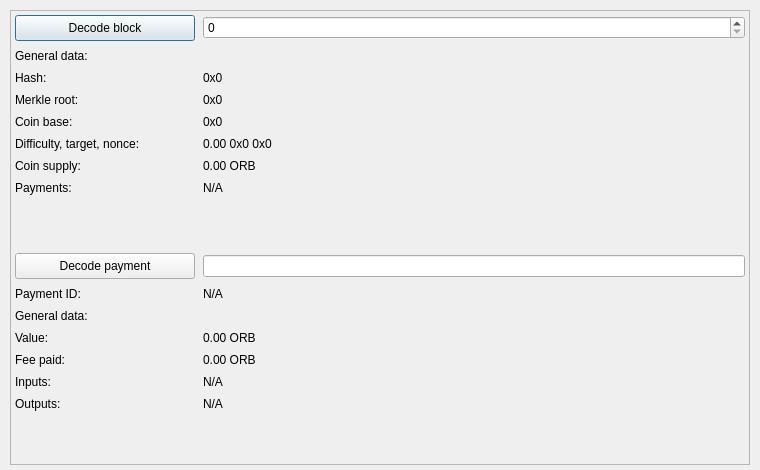
The window that src/qt/forms/blockexplorer.ui (TrezarCoin/TrezarCoin) describes before a commit, drawn with Qt 5.
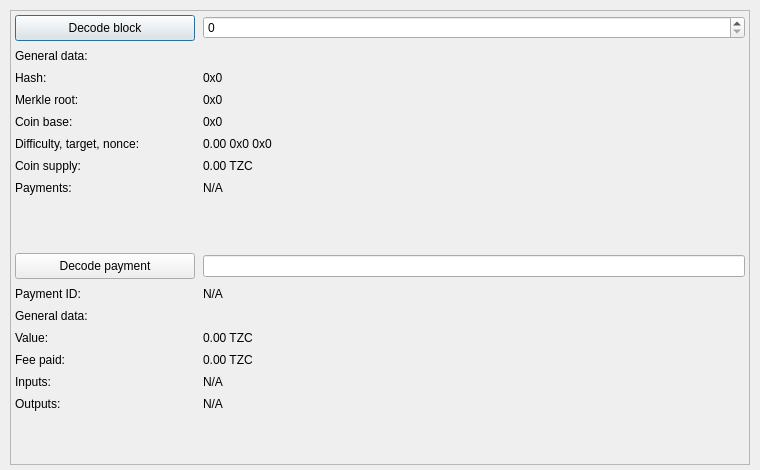
The same window after the commit.

Diff of the .ui file:
```diff
--- a/src/qt/forms/blockexplorer.ui
+++ b/src/qt/forms/blockexplorer.ui
@@ -222,7 +222,7 @@
        <item row="7" column="1">
         <widget class="QLabel" name="coinSupplyData">
          <property name="text">
-          <string>0.00 ORB</string>
+          <string>0.00 TZC</string>
          </property>
          <property name="textInteractionFlags">
           <set>Qt::LinksAccessibleByMouse|Qt::TextSelectableByMouse</set>
@@ -338,7 +338,7 @@
        <item row="13" column="1">
         <widget class="QLabel" name="valueData">
          <property name="text">
-          <string>0.00 ORB</string>
+          <string>0.00 TZC</string>
          </property>
          <property name="textInteractionFlags">
           <set>Qt::LinksAccessibleByMouse|Qt::TextSelectableByMouse</set>
@@ -355,7 +355,7 @@
        <item row="14" column="1">
         <widget class="QLabel" name="feeData">
          <property name="text">
-          <string>0.00 ORB</string>
+          <string>0.00 TZC</string>
          </property>
          <property name="textInteractionFlags">
           <set>Qt::LinksAccessibleByMouse|Qt::TextSelectableByMouse</set>
```
